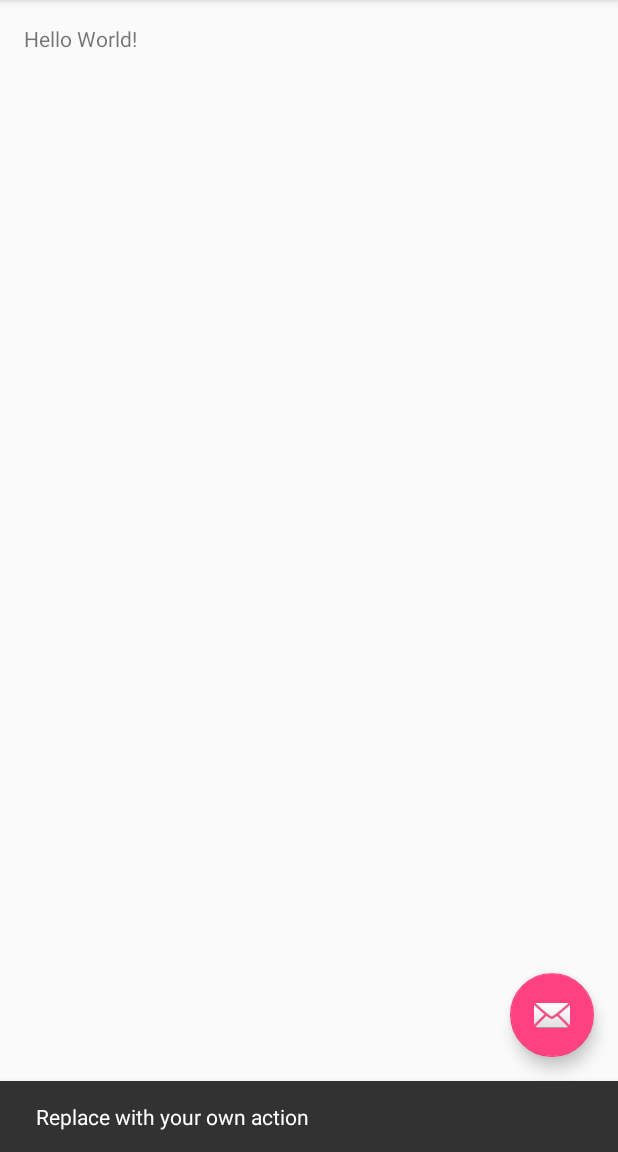
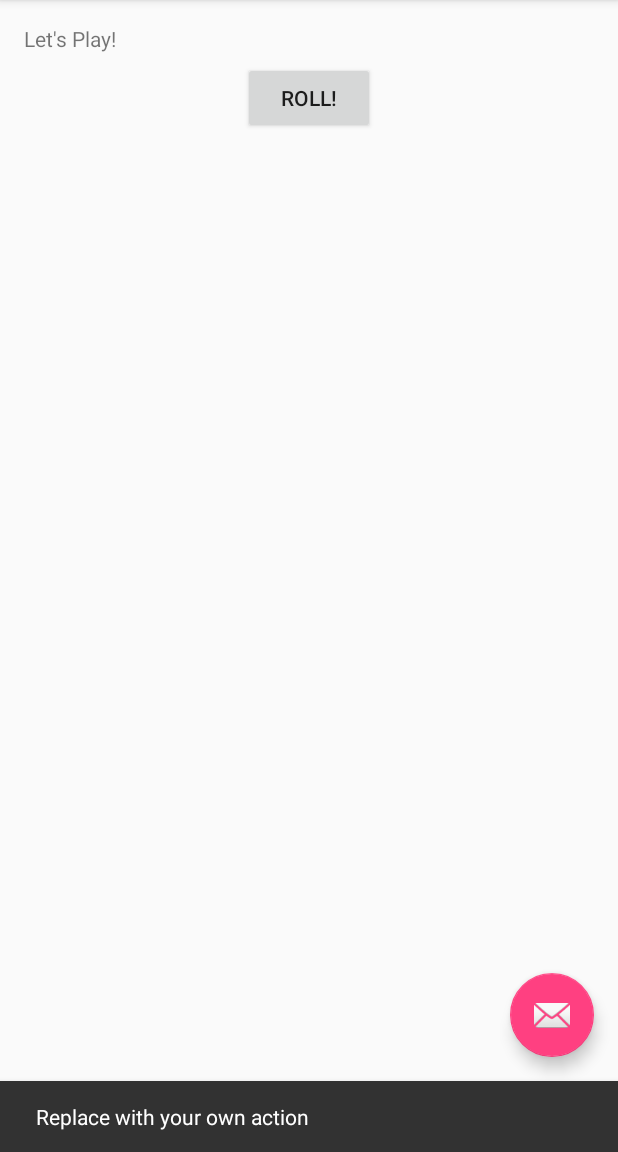
Before and after one commit to kokaza/RelearnAndroidBasics, an Android app: the screen it shows after launch (MainActivity), after a tap on an icon or button, on a phone screen of 412 x 824 dp, the part 84-1236 px from its top. Run offline under Robolectric (Android 15) with nearby library versions, the phone set to English and light mode, and no system bars.

Commit message:
Added a Roll Button to the activity

```diff
--- a/DiceOut/app/src/main/res/layout/content_main.xml
+++ b/DiceOut/app/src/main/res/layout/content_main.xml
@@ -16,5 +16,13 @@
     <TextView
         android:layout_width="wrap_content"
         android:layout_height="wrap_content"
-        android:text="Hello World!" />
+        android:text="Let's Play!" />
+
+    <Button
+        android:text="Roll!"
+        android:layout_width="wrap_content"
+        android:layout_height="wrap_content"
+        android:id="@+id/rollButton"
+        android:layout_centerHorizontal="true"
+        android:layout_marginTop="25dp"/>
 </RelativeLayout>
```
